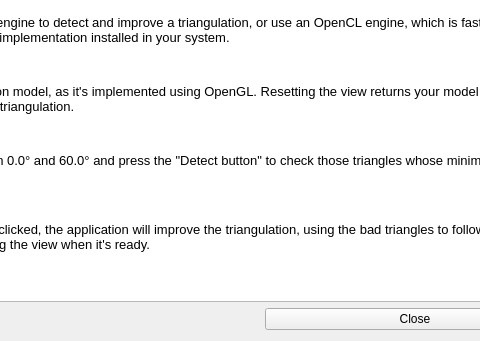
Old version of the form QLepp2DGui/tutorial.ui in the repository gsanhueza/QLepp2D; both pictures show x 224 to 704 and y 109 to 450 of the 800 by 450 pixel window.
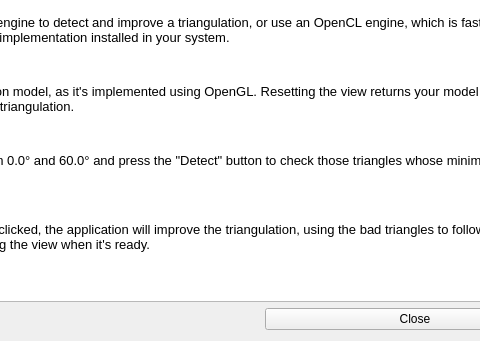
New version of the form. Icons and pictures are not drawn.

```diff
--- a/QLepp2DGui/tutorial.ui
+++ b/QLepp2DGui/tutorial.ui
@@ -34,7 +34,7 @@
 &lt;p style=&quot; margin-top:12px; margin-bottom:12px; margin-left:0px; margin-right:0px; -qt-block-indent:0; text-indent:0px;&quot;&gt;&lt;span style=&quot; font-weight:600;&quot;&gt;Reset view&lt;/span&gt;&lt;/p&gt;
 &lt;p style=&quot; margin-top:12px; margin-bottom:12px; margin-left:0px; margin-right:0px; -qt-block-indent:0; text-indent:0px;&quot;&gt;It is possible to move the triangulation model, as it's implemented using OpenGL. Resetting the view returns your model to the initial camera state, without modifying the triangulation.&lt;/p&gt;
 &lt;p style=&quot; margin-top:12px; margin-bottom:12px; margin-left:0px; margin-right:0px; -qt-block-indent:0; text-indent:0px;&quot;&gt;&lt;span style=&quot; font-weight:600;&quot;&gt;Bad triangles detection&lt;/span&gt;&lt;/p&gt;
-&lt;p style=&quot; margin-top:12px; margin-bottom:12px; margin-left:0px; margin-right:0px; -qt-block-indent:0; text-indent:0px;&quot;&gt;Insert an angle (in degrees) between 0.0° and 60.0° and press the &amp;quot;Detect button&amp;quot; to check those triangles whose minimum angle is less than the desired angle.&lt;/p&gt;
+&lt;p style=&quot; margin-top:12px; margin-bottom:12px; margin-left:0px; margin-right:0px; -qt-block-indent:0; text-indent:0px;&quot;&gt;Insert an angle (in degrees) between 0.0° and 60.0° and press the &amp;quot;Detect&amp;quot; button to check those triangles whose minimum angle is less than the desired angle.&lt;/p&gt;
 &lt;p style=&quot; margin-top:12px; margin-bottom:12px; margin-left:0px; margin-right:0px; -qt-block-indent:0; text-indent:0px;&quot;&gt;&lt;span style=&quot; font-weight:600;&quot;&gt;Triangulation improvement&lt;/span&gt;&lt;/p&gt;
 &lt;p style=&quot; margin-top:12px; margin-bottom:12px; margin-left:0px; margin-right:0px; -qt-block-indent:0; text-indent:0px;&quot;&gt;When the &amp;quot;Detect&amp;quot; button has been clicked, the application will improve the triangulation, using the bad triangles to follow the improvement algorithm, and updating the view when it's ready.&lt;/p&gt;&lt;/body&gt;&lt;/html&gt;</string>
      </property>
```
